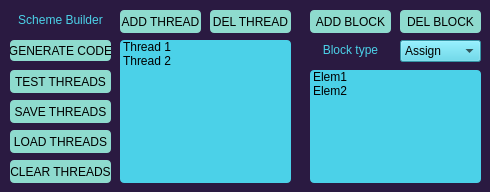
Above: interface/interface backup/main_window.ui from DenXneD/Scheme_Builder before the change. Below: the same form after it.
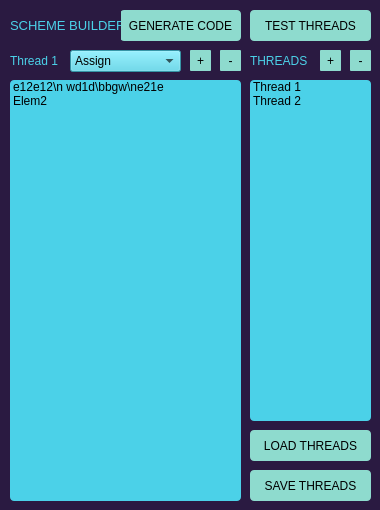
That is the form after the change.

What changed in the file:
```diff
--- a/interface/interface backup/main_window.ui
+++ b/interface/interface backup/main_window.ui
@@ -12,8 +12,8 @@
    <rect>
     <x>0</x>
     <y>0</y>
-    <width>490</width>
-    <height>192</height>
+    <width>380</width>
+    <height>510</height>
    </rect>
   </property>
   <property name="sizePolicy">
@@ -24,14 +24,14 @@
   </property>
   <property name="minimumSize">
    <size>
-    <width>490</width>
-    <height>192</height>
+    <width>0</width>
+    <height>0</height>
    </size>
   </property>
   <property name="maximumSize">
    <size>
-    <width>490</width>
-    <height>192</height>
+    <width>10000</width>
+    <height>10000</height>
    </size>
   </property>
   <property name="cursor">
@@ -60,6 +60,14 @@
   background-color: #CDF9EF;
 }
 
+QPushButton#del_thread_btn, QPushButton#del_block_btn {
+  border-radius: 1px;
+}
+
+QPushButton#add_thread_btn, QPushButton#add_block_btn {
+  border-radius: 1px;
+}
+
 QPushButton#del_thread_btn:hover, QPushButton#del_block_btn:hover {
   background-color: #F08583;
 }
@@ -68,10 +76,16 @@
   background-color: #67F09D;
 }
 
+
 QLabel {
   color: #4bd1e8;
 }
 
+QLabel#logo {
+  color: #4bd1e8;
+  font: 13px;
+}
+
 QComboBox {
   background-color: #4bd1e8
 }
@@ -96,60 +110,26 @@
    <widget class="QPushButton" name="del_block_btn">
     <property name="geometry">
      <rect>
-      <x>400</x>
-      <y>10</y>
-      <width>81</width>
-      <height>23</height>
+      <x>220</x>
+      <y>50</y>
+      <width>21</width>
+      <height>21</height>
      </rect>
     </property>
     <property name="cursor">
      <cursorShape>PointingHandCursor</cursorShape>
     </property>
     <property name="text">
-     <string>DEL BLOCK</string>
-    </property>
-   </widget>
-   <widget class="QLabel" name="block_label">
-    <property name="enabled">
-     <bool>false</bool>
-    </property>
-    <property name="geometry">
-     <rect>
-      <x>310</x>
-      <y>40</y>
-      <width>81</width>
-      <height>20</height>
-     </rect>
-    </property>
-    <property name="layoutDirection">
-     <enum>Qt::LeftToRight</enum>
-    </property>
-    <property name="styleSheet">
-     <string notr="true"/>
-    </property>
-    <property name="frameShadow">
-     <enum>QFrame::Plain</enum>
-    </property>
-    <property name="lineWidth">
-     <number>1</number>
-    </property>
-    <property name="text">
-     <string>Block type</string>
-    </property>
-    <property name="alignment">
-     <set>Qt::AlignCenter</set>
-    </property>
-    <property name="margin">
-     <number>0</number>
+     <string>-</string>
     </property>
    </widget>
    <widget class="QPushButton" name="gen_code_btn">
     <property name="geometry">
      <rect>
-      <x>10</x>
-      <y>40</y>
-      <width>101</width>
-      <height>21</height>
+      <x>120</x>
+      <y>10</y>
+      <width>121</width>
+      <height>31</height>
      </rect>
     </property>
     <property name="cursor">
@@ -167,8 +147,8 @@
      <rect>
       <x>10</x>
       <y>10</y>
-      <width>101</width>
-      <height>20</height>
+      <width>111</width>
+      <height>31</height>
      </rect>
     </property>
     <property name="layoutDirection">
@@ -184,10 +164,10 @@
      <number>1</number>
     </property>
     <property name="text">
-     <string>Scheme Builder</string>
+     <string>SCHEME BUILDER</string>
     </property>
     <property name="alignment">
-     <set>Qt::AlignCenter</set>
+     <set>Qt::AlignLeading|Qt::AlignLeft|Qt::AlignVCenter</set>
     </property>
     <property name="margin">
      <number>0</number>
@@ -196,10 +176,10 @@
    <widget class="QPushButton" name="save_threads_btn">
     <property name="geometry">
      <rect>
-      <x>10</x>
-      <y>100</y>
-      <width>101</width>
-      <height>23</height>
+      <x>250</x>
+      <y>470</y>
+      <width>121</width>
+      <height>31</height>
      </rect>
     </property>
     <property name="cursor">
@@ -212,10 +192,10 @@
    <widget class="QPushButton" name="test_threads_btn">
     <property name="geometry">
      <rect>
-      <x>10</x>
-      <y>70</y>
-      <width>101</width>
-      <height>23</height>
+      <x>250</x>
+      <y>10</y>
+      <width>121</width>
+      <height>31</height>
      </rect>
     </property>
     <property name="cursor">
@@ -228,26 +208,26 @@
    <widget class="QPushButton" name="add_thread_btn">
     <property name="geometry">
      <rect>
-      <x>120</x>
-      <y>10</y>
-      <width>81</width>
-      <height>23</height>
+      <x>320</x>
+      <y>50</y>
+      <width>21</width>
+      <height>21</height>
      </rect>
     </property>
     <property name="cursor">
      <cursorShape>PointingHandCursor</cursorShape>
     </property>
     <property name="text">
-     <string>ADD THREAD</string>
+     <string>+</string>
     </property>
    </widget>
    <widget class="QListWidget" name="thread_list">
     <property name="geometry">
      <rect>
-      <x>120</x>
-      <y>40</y>
-      <width>171</width>
-      <height>143</height>
+      <x>250</x>
+      <y>80</y>
+      <width>121</width>
+      <height>341</height>
      </rect>
     </property>
     <property name="cursor" stdset="0">
@@ -267,44 +247,28 @@
      </property>
     </item>
    </widget>
-   <widget class="QPushButton" name="clear_threads_btn">
-    <property name="geometry">
-     <rect>
-      <x>10</x>
-      <y>160</y>
-      <width>101</width>
-      <height>23</height>
-     </rect>
-    </property>
-    <property name="cursor">
-     <cursorShape>PointingHandCursor</cursorShape>
-    </property>
-    <property name="text">
-     <string>CLEAR THREADS</string>
-    </property>
-   </widget>
    <widget class="QPushButton" name="add_block_btn">
     <property name="geometry">
      <rect>
-      <x>310</x>
-      <y>10</y>
-      <width>81</width>
-      <height>23</height>
+      <x>190</x>
+      <y>50</y>
+      <width>21</width>
+      <height>21</height>
      </rect>
     </property>
     <property name="cursor">
      <cursorShape>PointingHandCursor</cursorShape>
     </property>
     <property name="text">
-     <string>ADD BLOCK</string>
+     <string>+</string>
     </property>
    </widget>
    <widget class="QComboBox" name="block_comboBox">
     <property name="geometry">
      <rect>
-      <x>400</x>
-      <y>40</y>
-      <width>81</width>
+      <x>70</x>
+      <y>50</y>
+      <width>111</width>
       <height>22</height>
      </rect>
     </property>
@@ -340,26 +304,26 @@
    <widget class="QPushButton" name="del_thread_btn">
     <property name="geometry">
      <rect>
-      <x>210</x>
-      <y>10</y>
-      <width>81</width>
-      <height>23</height>
+      <x>350</x>
+      <y>50</y>
+      <width>21</width>
+      <height>21</height>
      </rect>
     </property>
     <property name="cursor">
      <cursorShape>PointingHandCursor</cursorShape>
     </property>
     <property name="text">
-     <string>DEL THREAD</string>
+     <string>-</string>
     </property>
    </widget>
    <widget class="QListWidget" name="blocks_list">
     <property name="geometry">
      <rect>
-      <x>310</x>
-      <y>70</y>
-      <width>171</width>
-      <height>113</height>
+      <x>10</x>
+      <y>80</y>
+      <width>231</width>
+      <height>421</height>
      </rect>
     </property>
     <property name="cursor" stdset="0">
@@ -370,7 +334,7 @@
     </property>
     <item>
      <property name="text">
-      <string>Elem1</string>
+      <string>e12e12\n wd1d\bbgw\ne21e</string>
      </property>
     </item>
     <item>
@@ -382,10 +346,10 @@
    <widget class="QPushButton" name="load_threads_btn">
     <property name="geometry">
      <rect>
-      <x>10</x>
-      <y>130</y>
-      <width>101</width>
-      <height>23</height>
+      <x>250</x>
+      <y>430</y>
+      <width>121</width>
+      <height>31</height>
      </rect>
     </property>
     <property name="cursor">
@@ -395,6 +359,32 @@
      <string>LOAD THREADS</string>
     </property>
    </widget>
+   <widget class="QLabel" name="label">
+    <property name="geometry">
+     <rect>
+      <x>250</x>
+      <y>50</y>
+      <width>61</width>
+      <height>21</height>
+     </rect>
+    </property>
+    <property name="text">
+     <string>THREADS</string>
+    </property>
+   </widget>
+   <widget class="QLabel" name="label_2">
+    <property name="geometry">
+     <rect>
+      <x>10</x>
+      <y>50</y>
+      <width>51</width>
+      <height>21</height>
+     </rect>
+    </property>
+    <property name="text">
+     <string>Thread 1</string>
+    </property>
+   </widget>
   </widget>
  </widget>
  <resources/>
```
Left out of the diff: 2 changed lines with no effect on the pictures.
